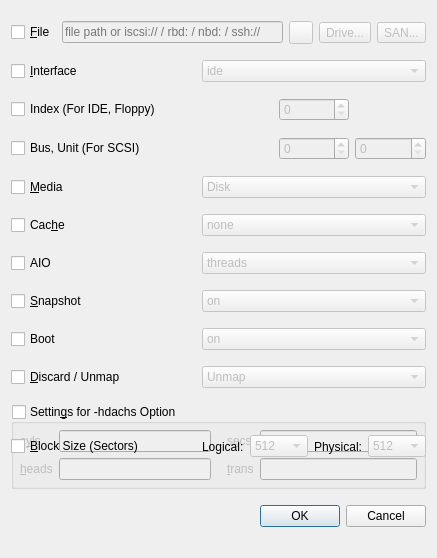
Before: the Qt Designer form src/Add_New_Device_Window.ui in chronic8000/aqemu, drawn with Qt 5.
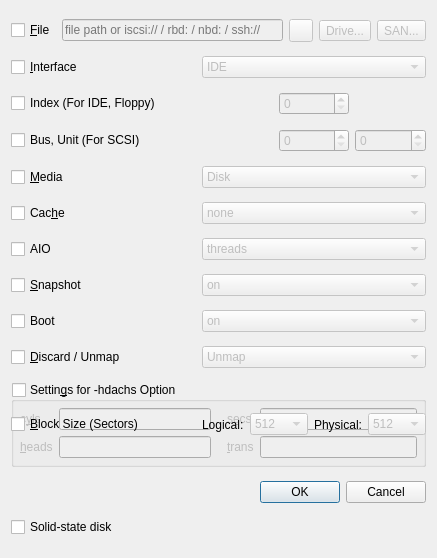
After: the same form once the commit is applied. Icons and pictures are not drawn. Custom widgets are drawn as their Qt base class.

Commit message:
feat: add the boot-menu wait, disk labels, image convert, and UEFI checks
The firmware boot menu can wait up to 60 seconds, and Windows still omits -boot. Disk adapters are labelled, an SSD tick sets rotation_rate on IDE, SCSI, and AHCI, and qemu-img convert refuses to overwrite. New VMs get their own folder. UEFI starts only with a matching CODE and VARS pair. The Store build can open the Buy page.

The edit to the form file:
```diff
--- a/src/Add_New_Device_Window.ui
+++ b/src/Add_New_Device_Window.ui
@@ -104,7 +104,7 @@
      </property>
      <item>
       <property name="text">
-       <string>ide</string>
+       <string>IDE</string>
       </property>
      </item>
      <item>
@@ -469,6 +469,16 @@
      </layout>
     </widget>
    </item>
+   <item row="12" column="0" colspan="5">
+    <widget class="QCheckBox" name="CH_SSD">
+     <property name="text">
+      <string>Solid-state disk</string>
+     </property>
+     <property name="toolTip">
+      <string>Tell the guest this disk is an SSD. IDE, SCSI, and AHCI get rotation_rate=1. VirtIO and NVMe do not need it.</string>
+     </property>
+    </widget>
+   </item>
    <item row="11" column="0" colspan="5">
     <layout class="QHBoxLayout" name="horizontalLayout_2">
      <property name="sizeConstraint">
```
Left out of the diff: 18 changed lines with no effect on the pictures. The commit also changes 20 other files.
